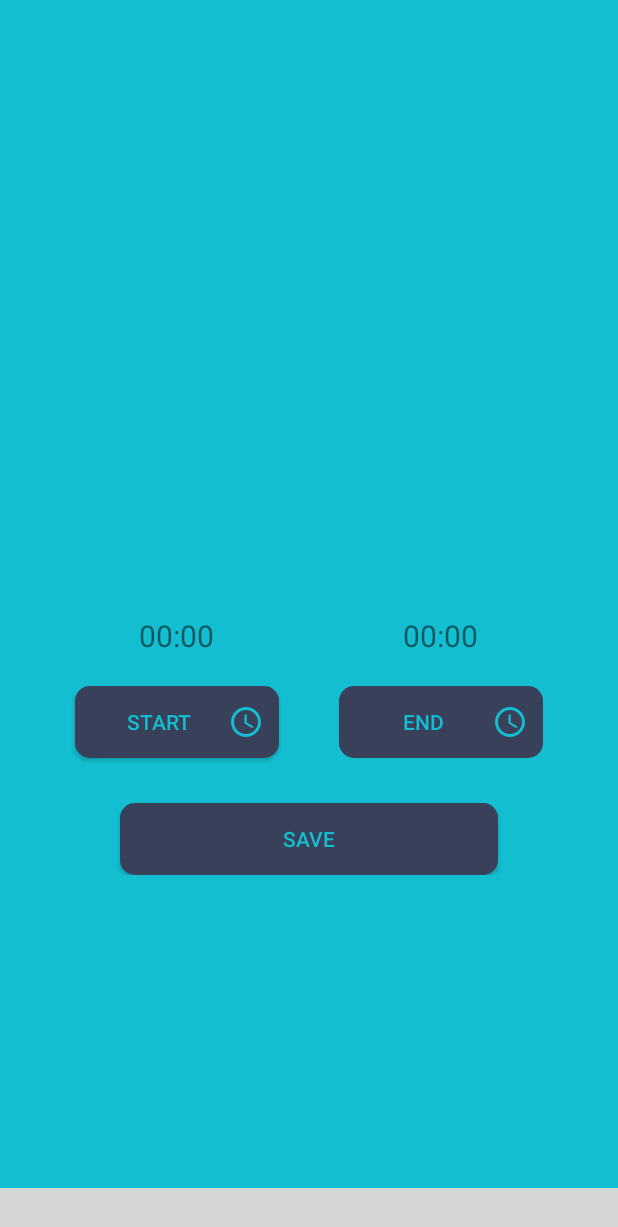
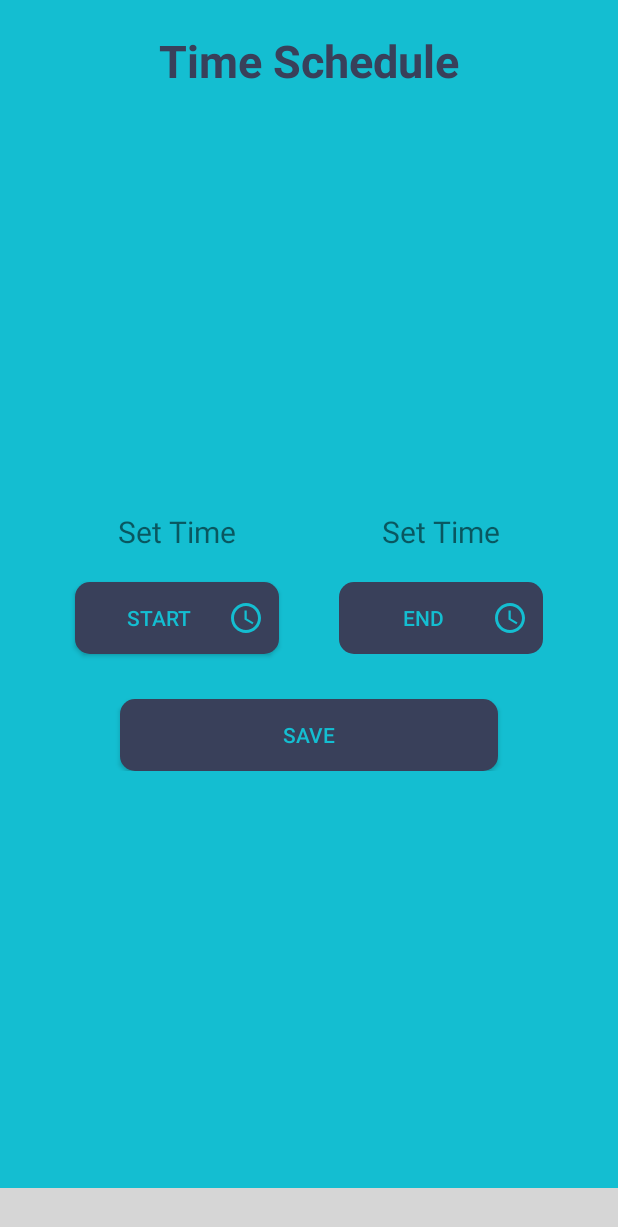
Before and after one commit to markwiliz30/NewBirdsLight, an Android app: the DayPicker screen opened through its navigation route, after a tap on "MON", on a phone screen of 412 x 824 dp. Shown: the top 1227 px of the screen. Run offline under Robolectric (Android 15) with nearby library versions, the phone set to English and light mode, and no system bars; libraries missing offline, so code that uses them is left out: com.etebarian.meowbottomnavigation, dmax.dialog; plain views replace MeowBottomNavigation; network calls fail; 13 statements that could not run were skipped; grey boxes are pictures that could not be loaded.

Commit message:
Changes in time schedule 02-05-2020

```diff
--- a/NewBirdsLight/app/src/main/java/com/example/blapp/DayPicker.kt
+++ b/NewBirdsLight/app/src/main/java/com/example/blapp/DayPicker.kt
@@ -15,6 +15,7 @@ import androidx.fragment.app.FragmentController
 import androidx.navigation.NavController
 import androidx.navigation.Navigation
 import com.CurrentId.extensions.CurrentID
+import com.example.blapp.collection.ScheduleCollection
 import kotlinx.android.synthetic.main.fragment_day_picker.*
 import kotlinx.android.synthetic.main.fragment_day_picker.view.*
 import kotlinx.android.synthetic.main.fragment_time_schedule.*
@@ -57,13 +58,7 @@ class DayPicker : Fragment() {
         }
 
         btnMonday.setOnClickListener{
-            isMondayClicked =!isMondayClicked
-            if(isMondayClicked){
                 ShowTimeSchedule(1)
-
-            }else{
-                btnMonday.setBackgroundResource(R.drawable.button_model)
-            }
         }
 
         btnTuesday.setOnClickListener{
@@ -126,6 +121,11 @@ class DayPicker : Fragment() {
                 DeselectAllDays()
             }
         }
+
+        for(x in 1..7){
+            BorderOrganize(x)
+        }
+
 
     }
 
@@ -209,6 +209,65 @@ class DayPicker : Fragment() {
             }
         }
 
+    }
+
+    fun DateChecker(day: Int): Boolean {
+        var Checker = ScheduleCollection.scheduleCollection.filter { it.pgm!!.toInt() == parentPgmIndex && it.wday!!.toInt() == day }
+        return !Checker.isEmpty()
+    }
+
+    fun BorderOrganize(day: Int){
+        when (day){
+            1->{
+            if(DateChecker(day)){
+                btnMonday.setBackgroundResource(R.drawable.bottom_border)
+                }else{
+                btnMonday.setBackgroundResource(R.drawable.button_model)
+                }
+            }
+            2->{
+                if(DateChecker(day)){
+                    btnTuesday.setBackgroundResource(R.drawable.bottom_border)
+                }else{
+                    btnTuesday.setBackgroundResource(R.drawable.button_model)
+                }
+            }
+            3->{
+                if(DateChecker(day)){
+                    btnWednesday.setBackgroundResource(R.drawable.bottom_border)
+                }else{
+                    btnWednesday.setBackgroundResource(R.drawable.button_model)
+                }
+            }
+            4->{
+                if(DateChecker(day)){
+                    btnThursday.setBackgroundResource(R.drawable.bottom_border)
+                }else{
+                    btnThursday.setBackgroundResource(R.drawable.button_model)
+                }
+            }
+            5->{
+                if(DateChecker(day)){
+                    btnFriday.setBackgroundResource(R.drawable.bottom_border)
+                }else{
+                    btnFriday.setBackgroundResource(R.drawable.button_model)
+                }
+            }
+            6->{
+                if(DateChecker(day)){
+                    btnSaturday.setBackgroundResource(R.drawable.bottom_border)
+                }else{
+                    btnSaturday.setBackgroundResource(R.drawable.button_model)
+                }
+            }
+            7->{
+                if(DateChecker(day)){
+                    btnSunday.setBackgroundResource(R.drawable.bottom_border)
+                }else{
+                    btnSunday.setBackgroundResource(R.drawable.button_model)
+                }
+            }
+        }
 
     }
 
--- /dev/null
+++ b/NewBirdsLight/app/src/main/res/anim/shake.xml
@@ -0,0 +1,9 @@
+<?xml version="1.0" encoding="utf-8"?>
+<set xmlns:android="http://schemas.android.com/apk/res/android">
+
+    <translate android:duration="120"
+        android:fromXDelta="-5%"
+        android:repeatCount="2"
+        android:repeatMode="reverse"
+        android:toXDelta="5%"/>
+</set>
--- a/NewBirdsLight/app/src/main/res/layout/fragment_time_schedule.xml
+++ b/NewBirdsLight/app/src/main/res/layout/fragment_time_schedule.xml
@@ -15,11 +15,21 @@
             android:layout_width="match_parent"
             android:layout_height="match_parent"
             android:orientation="vertical">
+            <TextView
+            android:id="@+id/lblTime"
+            android:layout_width="wrap_content"
+            android:layout_height="wrap_content"
+            android:text="Time Schedule"
+            android:textSize="30sp"
+            android:textStyle="bold"
+            android:layout_margin="20dp"
+            android:layout_gravity="center"
+            android:textColor="#39405A"/>
 
             <androidx.recyclerview.widget.RecyclerView
                 android:id="@+id/recycler_time"
                 android:layout_width="match_parent"
-                android:layout_height="400dp">
+                android:layout_height="250dp">
             </androidx.recyclerview.widget.RecyclerView>
 
             <LinearLayout
@@ -44,7 +54,7 @@
                         android:layout_weight="1"
                         android:textSize="20sp"
                         android:layout_gravity="center"
-                        android:text="00:00"/>
+                        android:text="Set Time"/>
                     <Button
                         android:id="@+id/btn_Start_Time"
                         android:layout_width="match_parent"
@@ -71,7 +81,7 @@
                         android:layout_height="wrap_content"
                         android:textSize="20sp"
                         android:layout_gravity="center"
-                        android:text="00:00"/>
+                        android:text="Set Time"/>
                     <Button
                         android:id="@+id/btn_End_Time"
                         android:layout_width="match_parent"
```
Also changed, not shown: NewBirdsLight/app/src/main/java/com/example/blapp/TimeSchedule.kt (+152 -18 lines).
